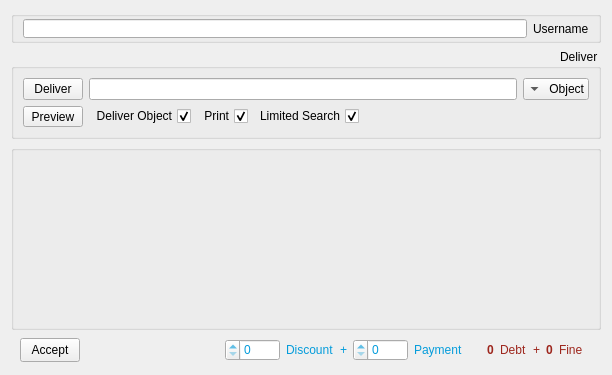
First picture: the form in formoperator.ui, repository nournia/ketabkhaane, before the edit.
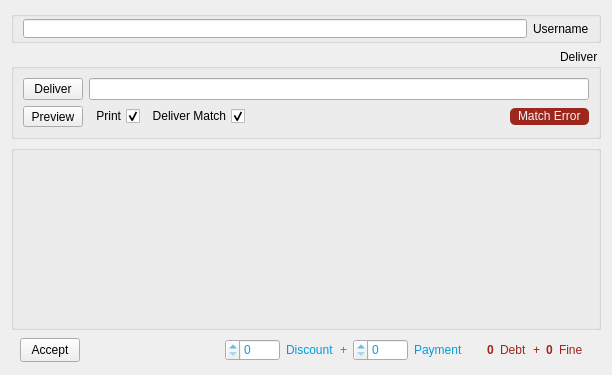
Second picture: the form after the edit. Icons and pictures are not drawn. Custom widgets are drawn as their Qt base class.

Commit message: combine deliver object and match gui

```diff
--- a/formoperator.ui
+++ b/formoperator.ui
@@ -78,32 +78,6 @@
          <property name="margin">
           <number>0</number>
          </property>
-         <item>
-          <widget class="QComboBox" name="cDeliver">
-           <property name="minimumSize">
-            <size>
-             <width>0</width>
-             <height>22</height>
-            </size>
-           </property>
-           <property name="maximumSize">
-            <size>
-             <width>16777215</width>
-             <height>22</height>
-            </size>
-           </property>
-           <item>
-            <property name="text">
-             <string>Object</string>
-            </property>
-           </item>
-           <item>
-            <property name="text">
-             <string>Match</string>
-            </property>
-           </item>
-          </widget>
-         </item>
          <item>
           <widget class="MyLineEdit" name="eObject"/>
          </item>
@@ -139,6 +113,24 @@
          <property name="margin">
           <number>0</number>
          </property>
+         <item>
+          <widget class="QLabel" name="lMatchError">
+           <property name="styleSheet">
+            <string notr="true">margin: 2px 0 2px;
+padding: 0 5px;
+background: #9d261d;
+color: whitesmoke;
+border-radius: 5px;
+</string>
+           </property>
+           <property name="text">
+            <string>Match Error</string>
+           </property>
+           <property name="textFormat">
+            <enum>Qt::RichText</enum>
+           </property>
+          </widget>
+         </item>
          <item>
           <spacer name="horizontalSpacer">
            <property name="orientation">
@@ -155,7 +147,7 @@
          <item>
           <widget class="QCheckBox" name="cLimitedSearch">
            <property name="text">
-            <string>Limited Search</string>
+            <string>Deliver Match</string>
            </property>
            <property name="checked">
             <bool>true</bool>
@@ -172,16 +164,6 @@
            </property>
           </widget>
          </item>
-         <item>
-          <widget class="QCheckBox" name="cDeliverObject">
-           <property name="text">
-            <string>Deliver Object</string>
-           </property>
-           <property name="checked">
-            <bool>true</bool>
-           </property>
-          </widget>
-         </item>
          <item>
           <widget class="QPushButton" name="bPreview">
            <property name="maximumSize">
```
Left out of the diff: 5 changed lines with no effect on the pictures. The commit also changes 5 other files.
